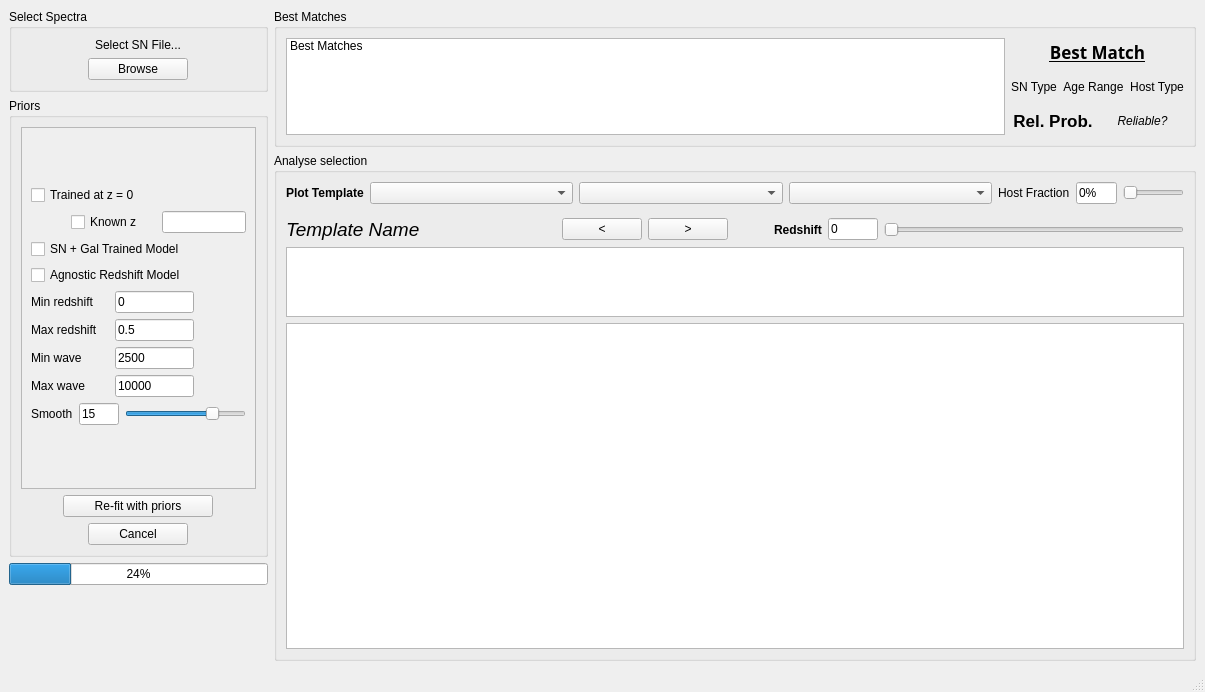
Old version of the form dash/design.ui in the repository daniel-muthukrishna/astrodash.
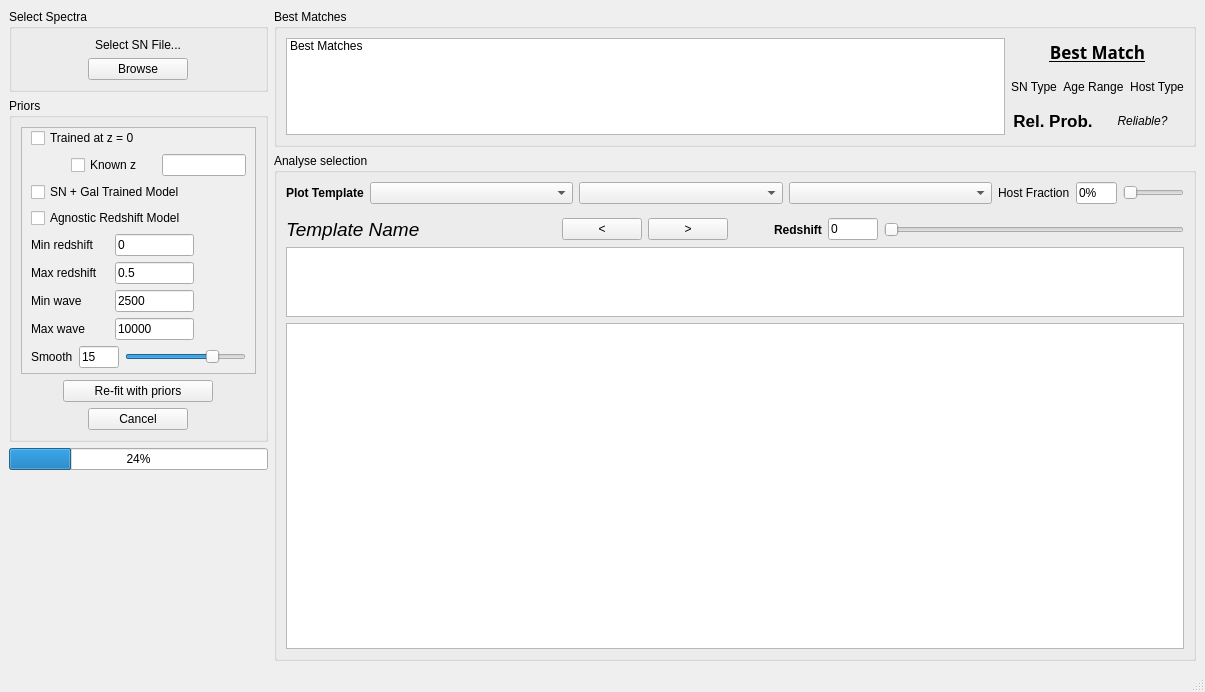
New version of the form. Custom widgets are drawn as their Qt base class.

Commit message: Commit trained model with host

The edit to the form file:
```diff
--- a/dash/design.ui
+++ b/dash/design.ui
@@ -16,7 +16,7 @@
   <widget class="QWidget" name="centralwidget">
    <layout class="QHBoxLayout" name="horizontalLayout_3" stretch="9,32">
     <item>
-     <layout class="QVBoxLayout" name="verticalLayout" stretch="1,6,1,1">
+     <layout class="QVBoxLayout" name="verticalLayout" stretch="0,0,0,0">
       <property name="sizeConstraint">
        <enum>QLayout::SetMaximumSize</enum>
       </property>
@@ -86,9 +86,15 @@
         <property name="title">
          <string>Priors</string>
         </property>
-        <layout class="QVBoxLayout" name="verticalLayout_6" stretch="0,0,0">
+        <layout class="QVBoxLayout" name="verticalLayout_6" stretch="1,0,0">
          <item>
           <widget class="QScrollArea" name="scrollArea">
+           <property name="sizePolicy">
+            <sizepolicy hsizetype="Expanding" vsizetype="Expanding">
+             <horstretch>0</horstretch>
+             <verstretch>0</verstretch>
+            </sizepolicy>
+           </property>
            <property name="widgetResizable">
             <bool>true</bool>
            </property>
@@ -98,7 +104,7 @@
               <x>0</x>
               <y>0</y>
               <width>223</width>
-              <height>273</height>
+              <height>263</height>
              </rect>
             </property>
             <layout class="QVBoxLayout" name="verticalLayout_4" stretch="0">
```
Left out of the diff: 5 changed lines with no effect on the pictures. The commit also changes 2 other files.
